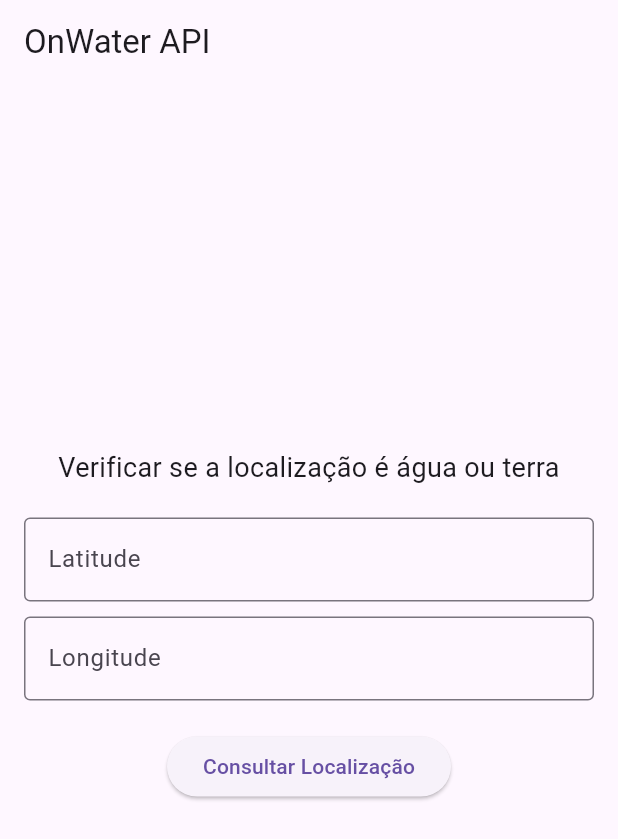
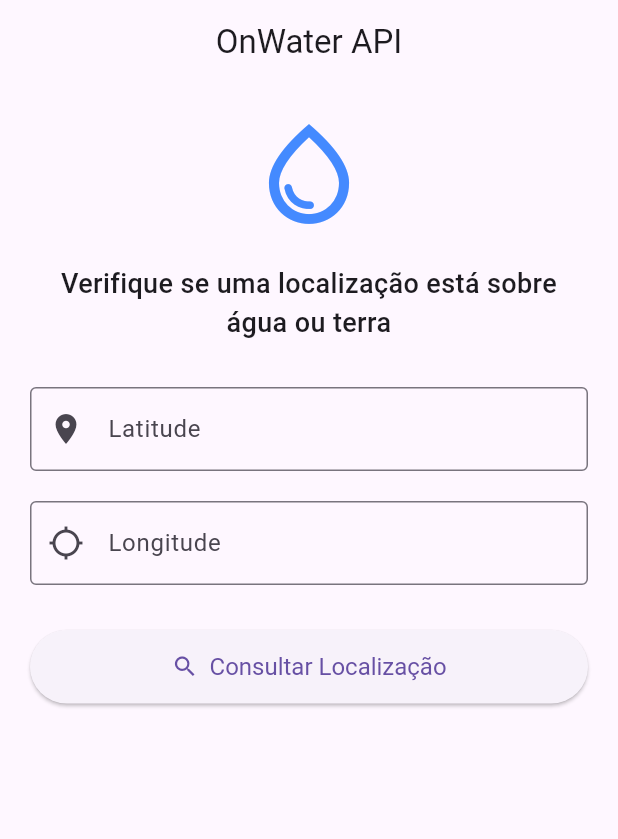
Before and after one commit to HeitorLouzeiroRepositoryIFPI/flutter-on-water-app, a Flutter app: the screen it shows after launch, on a phone screen of 412 x 824 dp. Shown: the top 839 px of the screen. Run offline on Flutter 3.47's test engine with Material 3 defaults, Android fonts, the phone set to English and light mode, and no system bars; our stand-ins replace flutter_dotenv.

Commit message:
Melhora a interface do usuário e adiciona ícones aos campos de entrada na tela OnWater.

```diff
--- a/on_water_app/lib/main.dart
+++ b/on_water_app/lib/main.dart
@@ -4,9 +4,8 @@ import 'package:http/http.dart' as http;
 import 'package:flutter_dotenv/flutter_dotenv.dart';
 
 void main() async {
-  // Carrega as variáveis do arquivo .env
   await dotenv.load(fileName: ".env");
-  runApp(OnWaterApp());
+  runApp(const OnWaterApp());
 }
 
 class OnWaterApp extends StatelessWidget {
@@ -15,9 +14,14 @@ class OnWaterApp extends StatelessWidget {
   @override
   Widget build(BuildContext context) {
     return MaterialApp(
-      title: 'OnWater API Demo',
-      theme: ThemeData(primarySwatch: Colors.blue),
-      home: OnWaterScreen(),
+      title: 'OnWater App',
+      theme: ThemeData(
+        primarySwatch: Colors.blue,
+        textTheme: const TextTheme(
+          bodyMedium: TextStyle(fontSize: 16, fontWeight: FontWeight.w400),
+        ),
+      ),
+      home: const OnWaterScreen(),
     );
   }
 }
@@ -26,14 +30,14 @@ class OnWaterScreen extends StatefulWidget {
   const OnWaterScreen({super.key});
 
   @override
-  _OnWaterScreenState createState() => _OnWaterScreenState();
+  State<OnWaterScreen> createState() => _OnWaterScreenState();
 }
 
 class _OnWaterScreenState extends State<OnWaterScreen> {
+  String _result = '';
+  bool _isLoading = false;
   final TextEditingController _latitudeController = TextEditingController();
   final TextEditingController _longitudeController = TextEditingController();
-  String _result = '';
-  bool _isLoading = false;
 
   Future<void> fetchWaterData(double latitude, double longitude) async {
     setState(() {
@@ -58,7 +62,7 @@ class _OnWaterScreenState extends State<OnWaterScreen> {
       if (response.statusCode == 200) {
         final data = jsonDecode(response.body);
         setState(() {
-          _result = data['water'] == true ? "Está sobre água." : "Está sobre terra.";
+          _result = data['water'] == true ? "🌊 Localização está sobre água." : "🌍 Localização está sobre terra.";
         });
       } else {
         setState(() {
@@ -80,38 +84,48 @@ class _OnWaterScreenState extends State<OnWaterScreen> {
   Widget build(BuildContext context) {
     return Scaffold(
       appBar: AppBar(
-        title: Text("OnWater API"),
+        title: const Text("OnWater API"),
+        centerTitle: true,
       ),
       body: Padding(
-        padding: const EdgeInsets.all(16.0),
+        padding: const EdgeInsets.all(20.0),
+        child: SingleChildScrollView(
           child: Column(
-          mainAxisAlignment: MainAxisAlignment.center,
+            crossAxisAlignment: CrossAxisAlignment.stretch,
             children: [
-            Text(
-              "Verificar se a localização é água ou terra",
+              const Icon(
+                Icons.water_drop_outlined,
+                size: 80,
+                color: Colors.blueAccent,
+              ),
+              const SizedBox(height: 20),
+              const Text(
+                "Verifique se uma localização está sobre água ou terra",
                 textAlign: TextAlign.center,
-              style: TextStyle(fontSize: 18),
+                style: TextStyle(fontSize: 18, fontWeight: FontWeight.w500),
               ),
-            SizedBox(height: 20),
+              const SizedBox(height: 30),
               TextField(
                 controller: _latitudeController,
                 keyboardType: TextInputType.number,
                 decoration: InputDecoration(
                   labelText: "Latitude",
                   border: OutlineInputBorder(),
+                  prefixIcon: const Icon(Icons.location_on),
                 ),
               ),
-            SizedBox(height: 10),
+              const SizedBox(height: 20),
               TextField(
                 controller: _longitudeController,
                 keyboardType: TextInputType.number,
                 decoration: InputDecoration(
                   labelText: "Longitude",
                   border: OutlineInputBorder(),
+                  prefixIcon: const Icon(Icons.location_searching),
                 ),
               ),
-            SizedBox(height: 20),
-            ElevatedButton(
+              const SizedBox(height: 30),
+              ElevatedButton.icon(
                 onPressed: () {
                   final latitude = double.tryParse(_latitudeController.text);
                   final longitude = double.tryParse(_longitudeController.text);
@@ -125,18 +139,29 @@ class _OnWaterScreenState extends State<OnWaterScreen> {
 
                   fetchWaterData(latitude, longitude);
                 },
-              child: Text("Consultar Localização"),
+                icon: const Icon(Icons.search),
+                label: const Text("Consultar Localização"),
+                style: ElevatedButton.styleFrom(
+                  padding: const EdgeInsets.symmetric(vertical: 15),
+                  textStyle: const TextStyle(fontSize: 16),
                 ),
-            SizedBox(height: 20),
+              ),
+              const SizedBox(height: 30),
               if (_isLoading)
-              CircularProgressIndicator()
+                const Center(
+                  child: CircularProgressIndicator(),
+                )
               else
                 Text(
                   _result,
                   textAlign: TextAlign.center,
-                style: TextStyle(fontSize: 18, fontWeight: FontWeight.bold),
+                  style: const TextStyle(
+                    fontSize: 18,
+                    fontWeight: FontWeight.bold,
+                  ),
                 ),
             ],
+          ),
         ),
       ),
     );
```
Lines whose indentation alone changed are shown as unchanged.
